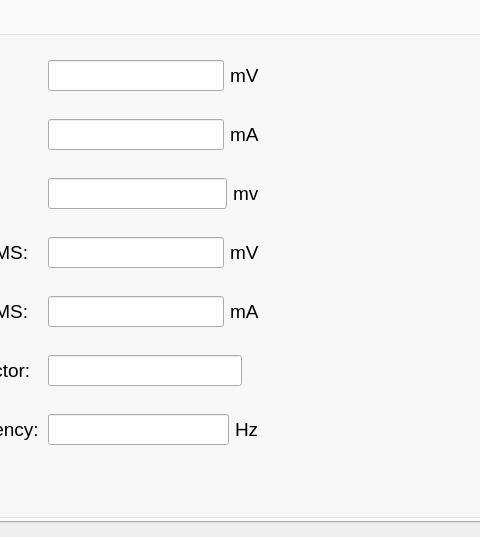
Before: the Qt Designer form mainwindow.ui in mikewomaster/nb, drawn with Qt 5; both pictures show x 141 to 621 and y 142 to 679 of the 1027 by 679 pixel window.
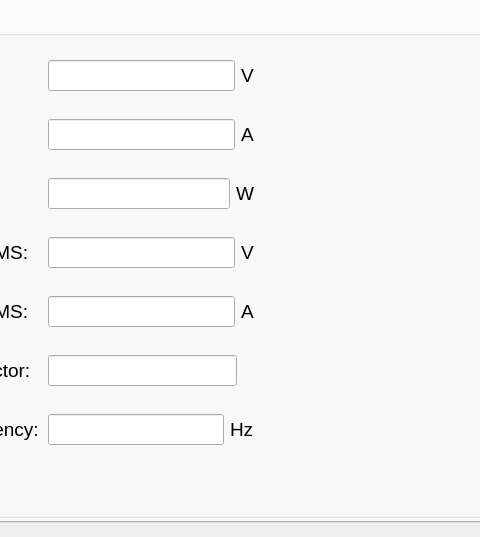
After: the same form once the commit is applied. The open tabs and pages were chosen to show the change. Icons and pictures are not drawn.

The edit to the form file:
```diff
--- a/mainwindow.ui
+++ b/mainwindow.ui
@@ -8944,7 +8944,7 @@
           <item>
            <widget class="QLabel" name="label_160">
             <property name="text">
-             <string>mv</string>
+             <string>W</string>
             </property>
            </widget>
           </item>
@@ -8971,7 +8971,7 @@
           <item>
            <widget class="QLabel" name="label_156">
             <property name="text">
-             <string>mV</string>
+             <string>V</string>
             </property>
            </widget>
           </item>
@@ -9025,7 +9025,7 @@
           <item>
            <widget class="QLabel" name="label_158">
             <property name="text">
-             <string>mA</string>
+             <string>A</string>
             </property>
            </widget>
           </item>
@@ -9139,7 +9139,7 @@
           <item>
            <widget class="QLabel" name="label_150">
             <property name="text">
-             <string>mV</string>
+             <string>V</string>
             </property>
            </widget>
           </item>
@@ -9186,7 +9186,7 @@
           <item>
            <widget class="QLabel" name="label_152">
             <property name="text">
-             <string>mA</string>
+             <string>A</string>
             </property>
            </widget>
           </item>
```
Left out of the diff: 2 changed lines with no effect on the pictures.
